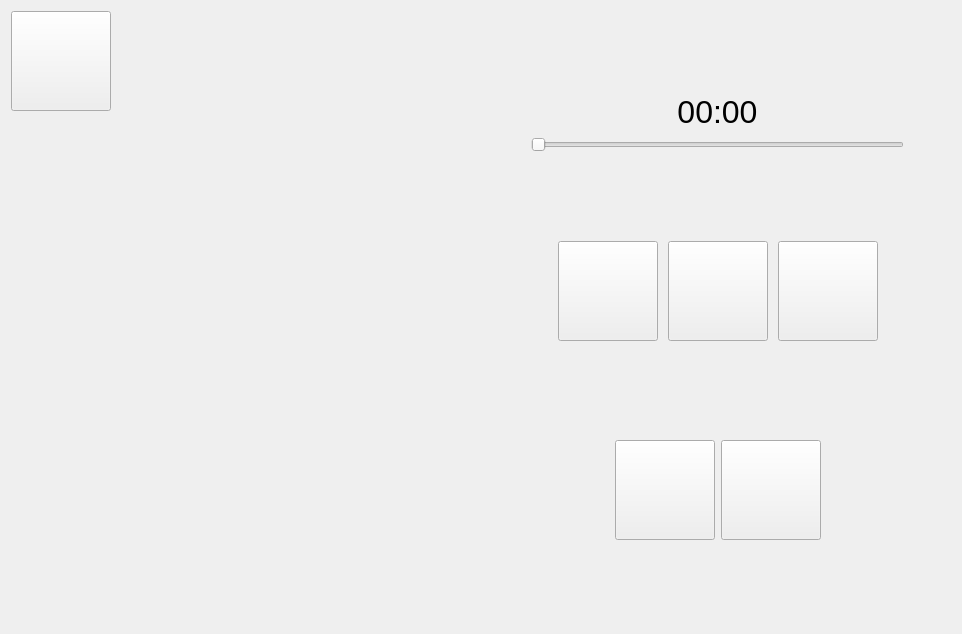
Before: the Qt Designer form mainwindow.ui in max22-/loan, drawn with Qt 5.
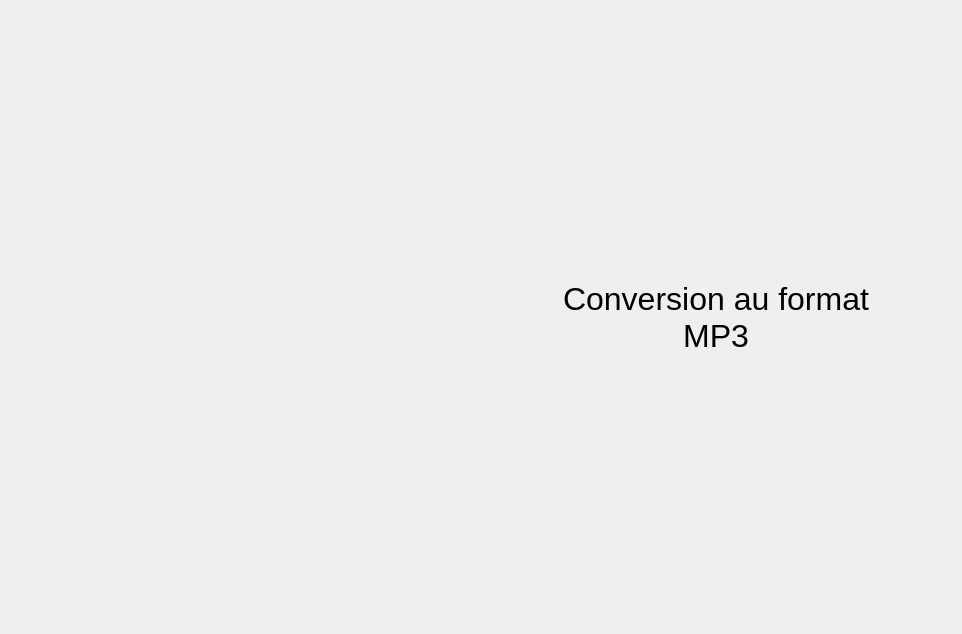
After: the same form once the commit is applied. Icons and pictures are not drawn.

Commit message:
Ajout d'un état de conversion au format MP3
Il faudrait rajouter une demande de confirmation avant.

```diff
--- a/mainwindow.ui
+++ b/mainwindow.ui
@@ -45,7 +45,7 @@
        </sizepolicy>
       </property>
       <property name="currentIndex">
-       <number>3</number>
+       <number>4</number>
       </property>
       <widget class="QWidget" name="home_page">
        <property name="styleSheet">
@@ -1094,6 +1094,71 @@
         </item>
        </layout>
       </widget>
+      <widget class="QWidget" name="MP3ConversionPage">
+       <layout class="QHBoxLayout" name="horizontalLayout_18">
+        <item>
+         <spacer name="horizontalSpacer_20">
+          <property name="orientation">
+           <enum>Qt::Horizontal</enum>
+          </property>
+          <property name="sizeHint" stdset="0">
+           <size>
+            <width>466</width>
+            <height>20</height>
+           </size>
+          </property>
+         </spacer>
+        </item>
+        <item>
+         <layout class="QHBoxLayout" name="horizontalLayout_15">
+          <item>
+           <spacer name="horizontalSpacer_18">
+            <property name="orientation">
+             <enum>Qt::Horizontal</enum>
+            </property>
+            <property name="sizeHint" stdset="0">
+             <size>
+              <width>40</width>
+              <height>20</height>
+             </size>
+            </property>
+           </spacer>
+          </item>
+          <item>
+           <widget class="QLabel" name="label_8">
+            <property name="font">
+             <font>
+              <pointsize>24</pointsize>
+             </font>
+            </property>
+            <property name="text">
+             <string>Conversion au format MP3</string>
+            </property>
+            <property name="alignment">
+             <set>Qt::AlignCenter</set>
+            </property>
+            <property name="wordWrap">
+             <bool>true</bool>
+            </property>
+           </widget>
+          </item>
+          <item>
+           <spacer name="horizontalSpacer_19">
+            <property name="orientation">
+             <enum>Qt::Horizontal</enum>
+            </property>
+            <property name="sizeHint" stdset="0">
+             <size>
+              <width>40</width>
+              <height>20</height>
+             </size>
+            </property>
+           </spacer>
+          </item>
+         </layout>
+        </item>
+       </layout>
+      </widget>
       <widget class="QWidget" name="recordedMessagePage">
        <layout class="QHBoxLayout" name="horizontalLayout_24">
         <item>
```
The commit also changes 4 other files.
